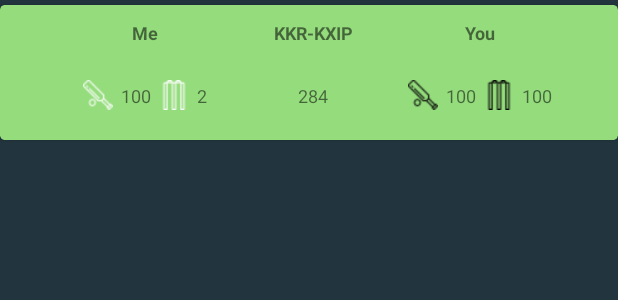
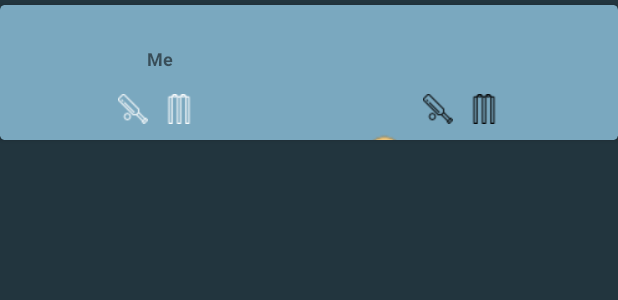
Before and after one commit to Rahulxlash/Proj106, an Android app: the layout match_summary_card.xml on its own in the app's theme, with its tools: preview values and no code run, on a phone screen of 412 x 824 dp. Shown: the top 300 px of the screen. Run offline under Robolectric (Android 15) with nearby library versions, the phone set to English and light mode, and no system bars.

Commit message:
Match Card updates

```diff
--- a/app/src/main/java/REST/Model/LeagueMatch.java
+++ b/app/src/main/java/REST/Model/LeagueMatch.java
@@ -2,6 +2,7 @@ package REST.Model;
 
 import org.parceler.Parcel;
 
+import java.text.SimpleDateFormat;
 import java.util.Date;
 
 /**
@@ -9,17 +10,36 @@ import java.util.Date;
  */
 @Parcel
 public class LeagueMatch {
-    private int leagueMatchId;
-    private int matchId;
-    private int leagueId;
-    private int teamId1;
-    private int teamId2;
-    private boolean tossDone;
-    private int toss;
-    private int creatorPoint;
-    private int competitorPoint;
-    private Date matchDate;
-    private String venue;
-    private String teamName1;
-    private String teamName2;
+    public int leagueMatchId;
+    public int matchId;
+    public int leagueId;
+    public int teamId1;
+    public int teamId2;
+    public boolean tossDone;
+    public int toss;
+    public int creatorPoint;
+    public int competitorPoint;
+    public Date matchDate;
+    public String venue;
+    public String teamName1;
+    public String teamName2;
+    public int creatorRun;
+    public int creatorWicket;
+    public int competitorRun;
+    public int competitorWicket;
+
+
+    public String getTeams() {
+        return teamName1.trim() + "-" + teamName2.trim();
+    }
+
+    public String getMatchDate() {
+        SimpleDateFormat format = new SimpleDateFormat("dd/MM/yyyy");
+        String DateToStr = format.format(matchDate);
+        return DateToStr;
+    }
+
+    public String getMyPoint() {
+        return Integer.toString(creatorPoint - competitorPoint);
+    }
 }
--- a/app/src/main/res/layout/match_summary_card.xml
+++ b/app/src/main/res/layout/match_summary_card.xml
@@ -4,6 +4,8 @@
     xmlns:card_view="http://schemas.android.com/apk/res-auto">
 
     <data>
+
+        <import type="android.view.View" />
 
         <variable
             name="match"
@@ -17,28 +19,61 @@
         android:clickable="true"
         android:focusable="true"
         android:foreground="?android:attr/selectableItemBackground"
-        card_view:cardBackgroundColor="@color/cardcolorWin"
+        card_view:cardBackgroundColor="@color/matchCardColor"
         card_view:cardCornerRadius="3dp">
 
-        <RelativeLayout
-            android:layout_width="wrap_content"
-            android:layout_height="wrap_content"
-            android:padding="10dp">
-
-
-            <RelativeLayout
-                android:layout_width="wrap_content"
+        <LinearLayout
+            android:layout_width="match_parent"
             android:layout_height="wrap_content"
             android:layout_alignParentTop="true"
-                android:layout_marginLeft="5dp">
+            android:layout_marginLeft="5dp"
+            android:orientation="vertical">
 
+            <LinearLayout
+                android:layout_width="match_parent"
+                android:layout_height="wrap_content"
+                android:layout_marginTop="0dp"
+                android:orientation="horizontal"
+                android:padding="5dp">
+
+                <TextView
+                    android:id="@+id/txtDate"
+                    android:layout_width="0dp"
+                    android:layout_height="wrap_content"
+                    android:layout_weight="1"
+                    android:text="@{String.valueOf(match.getMatchDate())}"
+                    android:textSize="12sp"
+                    android:textStyle="bold" />
+
+                <TextView
+                    android:id="@+id/SummarymatchTeam"
+                    android:layout_width="60dp"
+                    android:layout_height="wrap_content"
+                    android:layout_weight="0"
+                    android:text="@{String.valueOf(match.getTeams())}"
+                    android:textAlignment="center"
+                    android:textSize="12sp"
+                    android:textStyle="bold" />
+
+                <TextView
+                    android:id="@+id/txtPoints"
+                    android:layout_width="0dp"
+                    android:layout_height="wrap_content"
+                    android:layout_weight="1"
+                    android:text="@{String.valueOf(match.getMyPoint())}"
+                    android:textAlignment="textEnd"
+                    android:textSize="12sp"
+                    android:textStyle="bold" />
+
+            </LinearLayout>
 
             <LinearLayout
                 android:id="@+id/textLay"
                 android:layout_width="match_parent"
                 android:layout_height="wrap_content"
                 android:layout_marginTop="0dp"
-                    android:orientation="horizontal">
+                android:orientation="horizontal"
+                android:visibility="@{match.tossDone? View.VISIBLE: View.INVISIBLE}">
 
                 <TextView
                     android:id="@+id/SummarymyName"
@@ -51,21 +86,11 @@
                     android:textStyle="bold" />
 
                 <TextView
-                        android:id="@+id/SummarymatchTeam"
-                        android:layout_width="60dp"
-                        android:layout_height="wrap_content"
-                        android:layout_weight="0"
-                        android:text="KKR-KXIP"
-                        android:textAlignment="center"
-                        android:textSize="12sp"
-                        android:textStyle="bold" />
-
-                    <TextView
                     android:id="@+id/Summarycomp_Name"
                     android:layout_width="0dp"
                     android:layout_height="wrap_content"
                     android:layout_weight="1"
-                        android:text="You"
+                    android:text=""
                     android:textAlignment="center"
                     android:textSize="12sp"
                     android:textStyle="bold" />
@@ -75,9 +100,10 @@
             <LinearLayout
                 android:layout_width="match_parent"
                 android:layout_height="wrap_content"
-                    android:layout_marginTop="30dp"
+                android:layout_marginTop="5dp"
                 android:gravity="center_horizontal"
-                    android:orientation="horizontal">
+                android:orientation="horizontal"
+                android:visibility="@{match.tossDone? View.VISIBLE: View.GONE}">
 
                 <LinearLayout
                     android:layout_width="0dp"
@@ -86,7 +112,6 @@
                     android:gravity="center_horizontal">
 
                     <ImageView
-                            android:id="@+id/SummaryrunMy"
                         android:layout_width="20dp"
                         android:layout_height="20dp"
                         android:layout_marginTop="10dp"
@@ -99,11 +124,10 @@
                         android:layout_height="wrap_content"
                         android:layout_marginLeft="5dp"
                         android:layout_marginTop="12dp"
-                            android:text="100"
+                        android:text="@{String.valueOf(Integer.toString(match.creatorRun))}"
                         android:textSize="12sp" />
 
                     <ImageView
-                            android:id="@+id/SummarywktMy"
                         android:layout_width="20dp"
                         android:layout_height="20dp"
                         android:layout_marginLeft="5dp"
@@ -117,19 +141,9 @@
                         android:layout_height="wrap_content"
                         android:layout_marginLeft="5dp"
                         android:layout_marginTop="12dp"
-                            android:text="2"
+                        android:text="@{String.valueOf(Integer.toString(match.creatorWicket))}"
                         android:textSize="12sp" />
                 </LinearLayout>
-
-                    <TextView
-                        android:id="@+id/SummarycurrPoints"
-                        android:layout_width="60dp"
-                        android:layout_height="wrap_content"
-                        android:layout_marginTop="12dp"
-                        android:layout_weight="0"
-                        android:text="284"
-                        android:textAlignment="center"
-                        android:textSize="12sp" />
 
                 <LinearLayout
                     android:layout_width="0dp"
@@ -138,7 +152,6 @@
                     android:gravity="center_horizontal">
 
                     <ImageView
-                            android:id="@+id/SummaryrunComp"
                         android:layout_width="20dp"
                         android:layout_height="20dp"
                         android:layout_marginTop="10dp"
@@ -146,16 +159,15 @@
                         app:srcCompat="@drawable/prof_ico_2" />
 
                     <TextView
-                            android:id="@+id/SummarycompRun"
+                        android:id="@+id/txtSummaryrunComp"
                         android:layout_width="wrap_content"
                         android:layout_height="wrap_content"
                         android:layout_marginLeft="5dp"
                         android:layout_marginTop="12dp"
-                            android:text="100"
+                        android:text="@{String.valueOf(Integer.toString(match.competitorRun))}"
                         android:textSize="12sp" />
 
                     <ImageView
-                            android:id="@+id/SummarywktComp"
                         android:layout_width="20dp"
                         android:layout_height="20dp"
                         android:layout_marginLeft="5dp"
@@ -169,15 +181,34 @@
                         android:layout_height="wrap_content"
                         android:layout_marginLeft="5dp"
                         android:layout_marginTop="12dp"
-                            android:text="100"
+                        android:text="@{String.valueOf(Integer.toString(match.competitorWicket))}"
                         android:textSize="12sp" />
                 </LinearLayout>
             </LinearLayout>
 
+            <LinearLayout
+                android:layout_width="match_parent"
+                android:layout_height="wrap_content"
+                android:layout_marginTop="5dp"
+                android:gravity="right"
+                android:orientation="horizontal"
+                android:visibility="@{match.tossDone? View.INVISIBLE: View.VISIBLE}">
 
-            </RelativeLayout>
+                <ImageView
+                    android:layout_width="30dp"
+                    android:layout_height="30dp"
+                    android:src="@drawable/coin" />
 
-
-        </RelativeLayout>
+                <TextView
+                    android:layout_width="wrap_content"
+                    android:layout_height="wrap_content"
+                    android:paddingLeft="10dp"
+                    android:paddingRight="10dp"
+                    android:text="Toss Pending"
+                    android:textColor="@color/textColor"
+                    android:textSize="20sp"
+                    android:textStyle="bold" />
+            </LinearLayout>
+        </LinearLayout>
     </android.support.v7.widget.CardView>
 </layout>
--- a/app/src/main/res/values/colors.xml
+++ b/app/src/main/res/values/colors.xml
@@ -12,6 +12,7 @@
     <color name="transparent">#f2ecec</color>
     <color name="button">#5c6e74</color>
     <color name="actionbar">#01181c</color>
+    <color name="matchCardColor">#7aa8bf</color>
     <color name="cardcolor">#fade29</color>
     <color name="cardcolorReject">#8edbff</color>
     <color name="cardcolorWin">#94dc7c</color>
```
Also changed, not shown: app/src/main/res/drawable/coin.png (added). Lines whose indentation alone changed are shown as unchanged.
